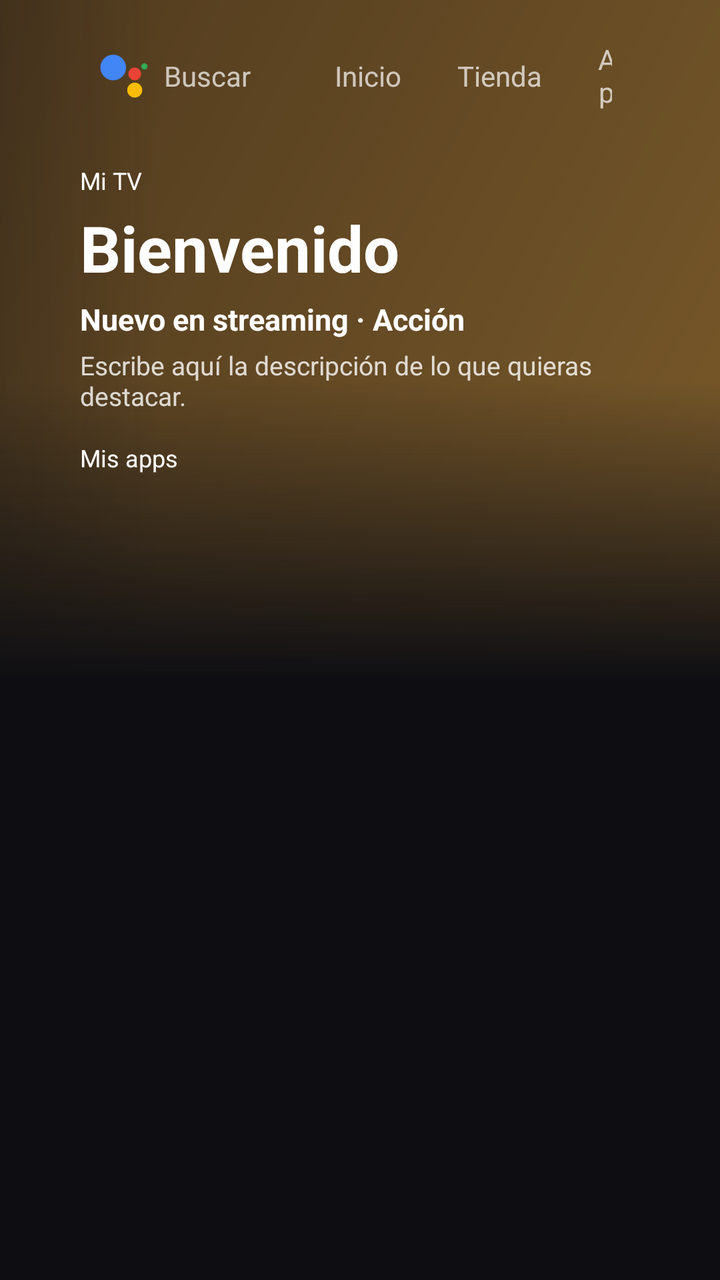
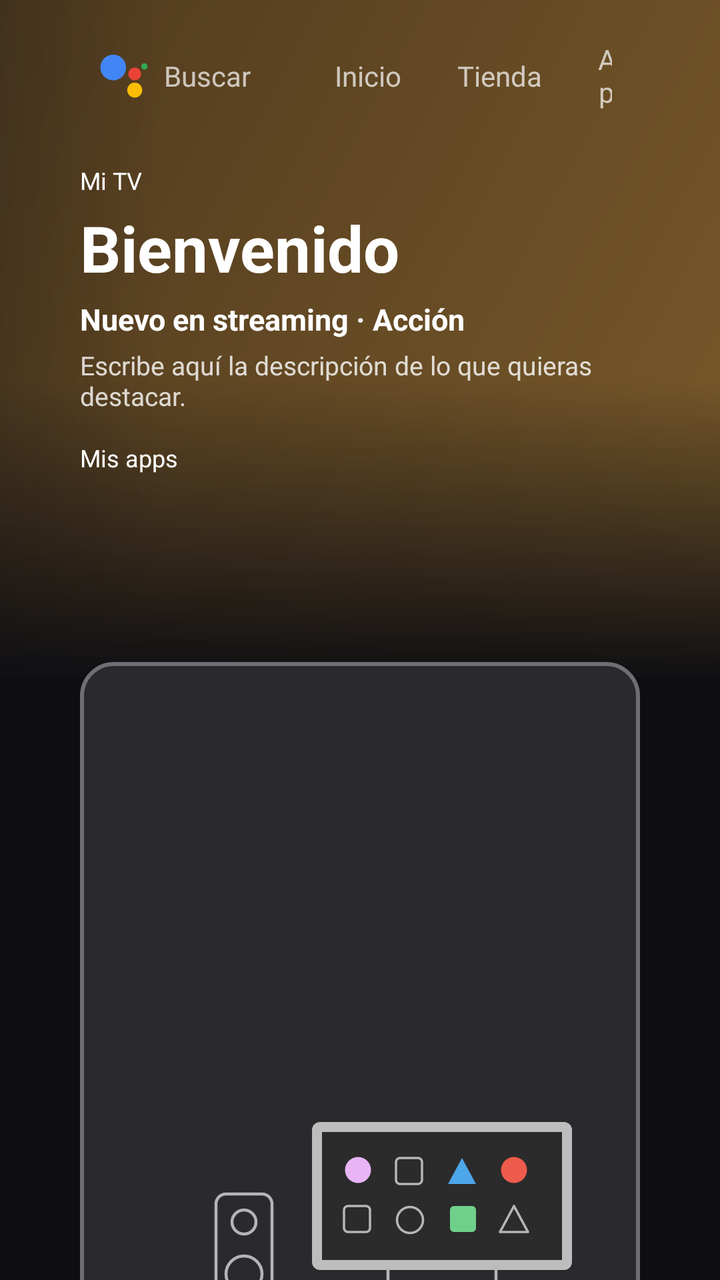

Screens rendered from an Android XML layout before and after an edit, with the pre-edit source and the edit as a unified diff.
<!-- AndroidManifest.xml: application theme Theme.LauncherTV -->
<!-- res/layout/activity_main.xml -->
<?xml version="1.0" encoding="utf-8"?>
<FrameLayout xmlns:android="http://schemas.android.com/apk/res/android"
    android:layout_width="match_parent"
    android:layout_height="match_parent"
    android:background="@color/bg_main">

    
    <FrameLayout
        android:id="@+id/heroGroup"
        android:layout_width="640dp"
        android:layout_height="340dp"
        android:layout_gravity="top|end">

        <ImageView
            android:layout_width="match_parent"
            android:layout_height="match_parent"
            android:scaleType="centerCrop"
            android:src="@drawable/hero_placeholder" />

        <View
            android:layout_width="360dp"
            android:layout_height="match_parent"
            android:layout_gravity="start"
            android:background="@drawable/scrim_left" />

        <View
            android:layout_width="match_parent"
            android:layout_height="150dp"
            android:layout_gravity="bottom"
            android:background="@drawable/scrim_bottom" />
    </FrameLayout>

    <LinearLayout
        android:layout_width="match_parent"
        android:layout_height="match_parent"
        android:orientation="vertical"
        android:paddingStart="40dp"
        android:paddingEnd="40dp"
        android:paddingTop="16dp">

        
        <LinearLayout
            android:layout_width="match_parent"
            android:layout_height="44dp"
            android:orientation="horizontal"
            android:gravity="center_vertical">

            <LinearLayout
                android:id="@+id/search"
                android:layout_width="wrap_content"
                android:layout_height="36dp"
                android:gravity="center_vertical"
                android:paddingStart="10dp"
                android:paddingEnd="14dp"
                android:focusable="true"
                android:background="@drawable/pill_focus_bg">

                <ImageView
                    android:id="@+id/assistantIcon"
                    android:layout_width="24dp"
                    android:layout_height="24dp"
                    android:scaleType="fitCenter"
                    android:src="@drawable/ic_assistant" />

                <TextView
                    android:layout_width="wrap_content"
                    android:layout_height="wrap_content"
                    android:layout_marginStart="8dp"
                    android:text="@string/search"
                    android:textColor="@color/tab_text"
                    android:textSize="14sp" />
            </LinearLayout>

            <TextView
                android:id="@+id/tabHome"
                style="@style/Tab"
                android:layout_marginStart="14dp"
                android:text="@string/tab_home" />

            <TextView
                android:id="@+id/tabShop"
                style="@style/Tab"
                android:text="@string/tab_shop" />

            <TextView
                android:id="@+id/tabApps"
                style="@style/Tab"
                android:text="@string/tab_apps" />

            <View
                android:layout_width="0dp"
                android:layout_height="1dp"
                android:layout_weight="1" />

            <ImageView
                android:id="@+id/iconNotifications"
                android:layout_width="36dp"
                android:layout_height="36dp"
                android:padding="8dp"
                android:focusable="true"
                android:background="@drawable/icon_focus_bg"
                android:src="@drawable/ic_bell" />

            <ImageView
                android:id="@+id/iconSettings"
                android:layout_width="36dp"
                android:layout_height="36dp"
                android:padding="8dp"
                android:focusable="true"
                android:background="@drawable/icon_focus_bg"
                android:src="@drawable/ic_settings" />

            <TextView
                android:id="@+id/profile"
                android:layout_width="30dp"
                android:layout_height="30dp"
                android:layout_marginStart="6dp"
                android:gravity="center"
                android:focusable="true"
                android:background="@drawable/profile_circle"
                android:text="@string/profile_letter"
                android:textColor="@color/text_primary"
                android:textSize="14sp" />

            <TextClock
                android:layout_width="wrap_content"
                android:layout_height="wrap_content"
                android:layout_marginStart="16dp"
                android:format12Hour="hh:mm"
                android:format24Hour="HH:mm"
                android:textColor="@color/text_primary"
                android:textSize="16sp" />
        </LinearLayout>

        
        <LinearLayout
            android:id="@+id/homeContent"
            android:layout_width="match_parent"
            android:layout_height="0dp"
            android:layout_weight="1"
            android:orientation="vertical">

            
            <LinearLayout
                android:layout_width="wrap_content"
                android:layout_height="wrap_content"
                android:layout_marginTop="22dp"
                android:orientation="vertical">

                <TextView
                    android:layout_width="wrap_content"
                    android:layout_height="wrap_content"
                    android:text="@string/hero_label"
                    android:textColor="@color/text_primary"
                    android:textSize="12sp" />

                <TextView
                    android:layout_width="wrap_content"
                    android:layout_height="wrap_content"
                    android:layout_marginTop="4dp"
                    android:text="@string/hero_title"
                    android:textColor="@color/text_primary"
                    android:textSize="32sp"
                    android:textStyle="bold" />

                <TextView
                    android:layout_width="wrap_content"
                    android:layout_height="wrap_content"
                    android:layout_marginTop="4dp"
                    android:text="@string/hero_subtitle"
                    android:textColor="@color/text_primary"
                    android:textSize="15sp"
                    android:textStyle="bold" />

                <TextView
                    android:layout_width="wrap_content"
                    android:layout_height="wrap_content"
                    android:layout_marginTop="4dp"
                    android:maxWidth="420dp"
                    android:text="@string/hero_description"
                    android:textColor="#CCFFFFFF"
                    android:textSize="13sp" />
            </LinearLayout>

            <TextView
                android:layout_width="wrap_content"
                android:layout_height="wrap_content"
                android:layout_marginTop="14dp"
                android:text="@string/home_apps"
                android:textColor="@color/text_primary"
                android:textSize="12sp" />

            
            <androidx.recyclerview.widget.RecyclerView
                android:id="@+id/appsRow"
                android:layout_width="match_parent"
                android:layout_height="76dp"
                android:layout_marginTop="2dp"
                android:clipToPadding="false"
                android:paddingStart="8dp"
                android:paddingTop="8dp"
                android:paddingBottom="8dp" />

            <TextView
                android:id="@+id/appName"
                android:layout_width="wrap_content"
                android:layout_height="16dp"
                android:textColor="@color/text_primary"
                android:textSize="11sp" />
        </LinearLayout>

        
        <LinearLayout
            android:id="@+id/panel"
            android:layout_width="match_parent"
            android:layout_height="0dp"
            android:layout_weight="1"
            android:orientation="vertical"
            android:paddingTop="18dp"
            android:visibility="gone">

            <TextView
                android:id="@+id/panelTitle"
                android:layout_width="wrap_content"
                android:layout_height="wrap_content"
                android:textColor="@color/text_primary"
                android:textSize="20sp"
                android:textStyle="bold" />

            <androidx.recyclerview.widget.RecyclerView
                android:id="@+id/panelList"
                android:layout_width="match_parent"
                android:layout_height="0dp"
                android:layout_weight="1"
                android:layout_marginTop="12dp"
                android:clipToPadding="false"
                android:paddingBottom="16dp" />
        </LinearLayout>
    </LinearLayout>
</FrameLayout>
<!-- resources referenced by this layout -->
<resources>
  <color name="bg_main">#0E0E12</color>
  <color name="text_primary">#FFFFFF</color>
  <!-- drawable hero_placeholder (drawable) -->
  <?xml version="1.0" encoding="utf-8"?>
  <shape xmlns:android="http://schemas.android.com/apk/res/android">
      <gradient
          android:angle="315"
          android:startColor="#3A2A18"
          android:endColor="#7A5A2A" />
  </shape>
  <!-- drawable pill_focus_bg (drawable) -->
  <?xml version="1.0" encoding="utf-8"?>
  <selector xmlns:android="http://schemas.android.com/apk/res/android">
      <item android:state_focused="true">
          <shape>
              <solid android:color="#FFFFFF" />
              <corners android:radius="20dp" />
          </shape>
      </item>
      <item>
          <shape>
              <solid android:color="@android:color/transparent" />
              <corners android:radius="20dp" />
          </shape>
      </item>
  </selector>
  <!-- drawable scrim_bottom (drawable) -->
  <?xml version="1.0" encoding="utf-8"?>
  <shape xmlns:android="http://schemas.android.com/apk/res/android">
      <gradient
          android:angle="90"
          android:startColor="@color/bg_main"
          android:endColor="#000E0E12" />
  </shape>
  <!-- drawable scrim_left (drawable) -->
  <?xml version="1.0" encoding="utf-8"?>
  <shape xmlns:android="http://schemas.android.com/apk/res/android">
      <gradient
          android:angle="0"
          android:startColor="@color/bg_main"
          android:endColor="#000E0E12" />
  </shape>
  <string name="hero_description">Escribe aquí la descripción de lo que quieras destacar.</string>
  <string name="hero_label">Mi TV</string>
  <string name="hero_subtitle">Nuevo en streaming · Acción</string>
  <string name="hero_title">Bienvenido</string>
  <string name="home_apps">Mis apps</string>
  <string name="profile_letter">G</string>
  <string name="search">Buscar</string>
  <string name="tab_apps">Apps</string>
  <string name="tab_home">Inicio</string>
  <string name="tab_shop">Tienda</string>
  <style name="Theme.LauncherTV" parent="Theme.AppCompat.NoActionBar">
          <item name="android:windowBackground">@color/bg_main</item>
          <item name="android:windowShowWallpaper">false</item>
      </style>
  <color name="focus_border">#FFFFFF</color>
  <color name="profile">#3B5BDB</color>
  <!-- unchanged entries left out for length: 6 -->
</resources>

<!-- the commit's change to res/layout/activity_main.xml (unified diff, before → after) -->
@@ -63,6 +63,7 @@
                     android:src="@drawable/ic_assistant" />
 
                 <TextView
+                    android:id="@+id/searchLabel"
                     android:layout_width="wrap_content"
                     android:layout_height="wrap_content"
                     android:layout_marginStart="8dp"
@@ -91,6 +92,15 @@
                 android:layout_width="0dp"
                 android:layout_height="1dp"
                 android:layout_weight="1" />
+
+            <ImageView
+                android:id="@+id/iconInputs"
+                android:layout_width="36dp"
+                android:layout_height="36dp"
+                android:padding="8dp"
+                android:focusable="true"
+                android:background="@drawable/icon_focus_bg"
+                android:src="@drawable/ic_input" />
 
             <ImageView
                 android:id="@+id/iconNotifications"
@@ -207,6 +217,58 @@
                 android:layout_height="16dp"
                 android:textColor="@color/text_primary"
                 android:textSize="11sp" />
+
+            
+            <View
+                android:layout_width="match_parent"
+                android:layout_height="0dp"
+                android:layout_weight="1" />
+
+            
+            <LinearLayout
+                android:id="@+id/recoCard"
+                android:layout_width="match_parent"
+                android:layout_height="wrap_content"
+                android:layout_marginBottom="26dp"
+                android:orientation="horizontal"
+                android:gravity="center_vertical"
+                android:focusable="true"
+                android:background="@drawable/reco_card_bg"
+                android:paddingStart="30dp"
+                android:paddingEnd="30dp"
+                android:paddingTop="18dp"
+                android:paddingBottom="18dp">
+
+                <LinearLayout
+                    android:layout_width="0dp"
+                    android:layout_height="wrap_content"
+                    android:layout_weight="1"
+                    android:orientation="vertical">
+
+                    <TextView
+                        android:layout_width="wrap_content"
+                        android:layout_height="wrap_content"
+                        android:text="@string/reco_title"
+                        android:textColor="@color/text_primary"
+                        android:textSize="20sp" />
+
+                    <TextView
+                        android:layout_width="wrap_content"
+                        android:layout_height="wrap_content"
+                        android:layout_marginTop="8dp"
+                        android:maxWidth="460dp"
+                        android:text="@string/reco_body"
+                        android:textColor="#B3FFFFFF"
+                        android:textSize="12sp" />
+                </LinearLayout>
+
+                <ImageView
+                    android:layout_width="220dp"
+                    android:layout_height="110dp"
+                    android:layout_marginStart="24dp"
+                    android:scaleType="fitCenter"
+                    android:src="@drawable/ic_reco_art" />
+            </LinearLayout>
         </LinearLayout>
 
         
<!-- resource entries referenced after the edit -->
@@ -10,6 +10,16 @@
           android:startColor="#3A2A18"
           android:endColor="#7A5A2A" />
   </shape>
+  <!-- drawable ic_input (drawable) -->
+  <?xml version="1.0" encoding="utf-8"?>
+  <vector xmlns:android="http://schemas.android.com/apk/res/android"
+      android:width="24dp" android:height="24dp"
+      android:viewportWidth="24" android:viewportHeight="24">
+      <path
+          android:fillColor="#FFFFFF"
+          android:pathData="M21,3.01H3c-1.1,0 -2,0.9 -2,2V9h2V4.99h18v14.03H3V15H1v4.01c0,1.1 0.9,1.99 2,1.99h18c1.1,0 2,-0.9 2,-1.99V5c0,-1.1 -0.9,-1.99 -2,-1.99zM11,16l4,-4 -4,-4v3H1v2h10v3z" />
+  </vector>
+  <!-- drawable ic_reco_art: vector/xml drawable (drawable, 3526 chars, omitted) -->
   <!-- drawable pill_focus_bg (drawable) -->
   <?xml version="1.0" encoding="utf-8"?>
   <selector xmlns:android="http://schemas.android.com/apk/res/android">
@@ -23,6 +33,24 @@
           <shape>
               <solid android:color="@android:color/transparent" />
               <corners android:radius="20dp" />
+          </shape>
+      </item>
+  </selector>
+  <!-- drawable reco_card_bg (drawable) -->
+  <?xml version="1.0" encoding="utf-8"?>
+  <selector xmlns:android="http://schemas.android.com/apk/res/android">
+      <item android:state_focused="true">
+          <shape android:shape="rectangle">
+              <solid android:color="#3A3A3E" />
+              <stroke android:width="3dp" android:color="#FFFFFF" />
+              <corners android:radius="16dp" />
+          </shape>
+      </item>
+      <item>
+          <shape android:shape="rectangle">
+              <solid android:color="#2A2A2E" />
+              <stroke android:width="2dp" android:color="#6E6E74" />
+              <corners android:radius="16dp" />
           </shape>
       </item>
   </selector>
@@ -48,6 +76,8 @@
   <string name="hero_title">Bienvenido</string>
   <string name="home_apps">Mis apps</string>
   <string name="profile_letter">G</string>
+  <string name="reco_body">Las películas, las series y los programas de TV que se recomiendan en Para ti proceden de tus servicios de streaming. Puedes consultar y modificar ahora tu lista de servicios.</string>
+  <string name="reco_title">Mejora tus recomendaciones</string>
   <string name="search">Buscar</string>
   <string name="tab_apps">Apps</string>
   <string name="tab_home">Inicio</string>
